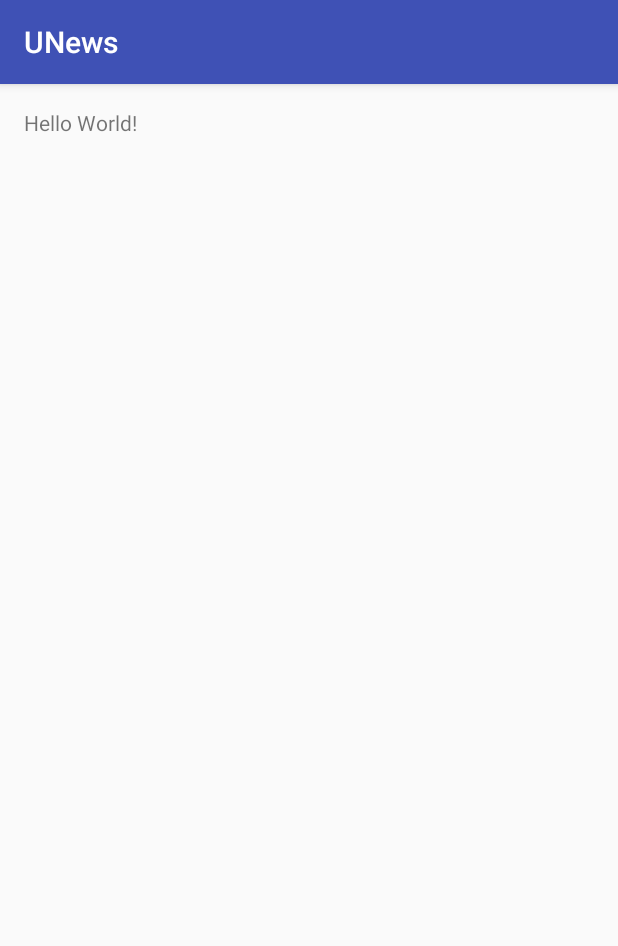
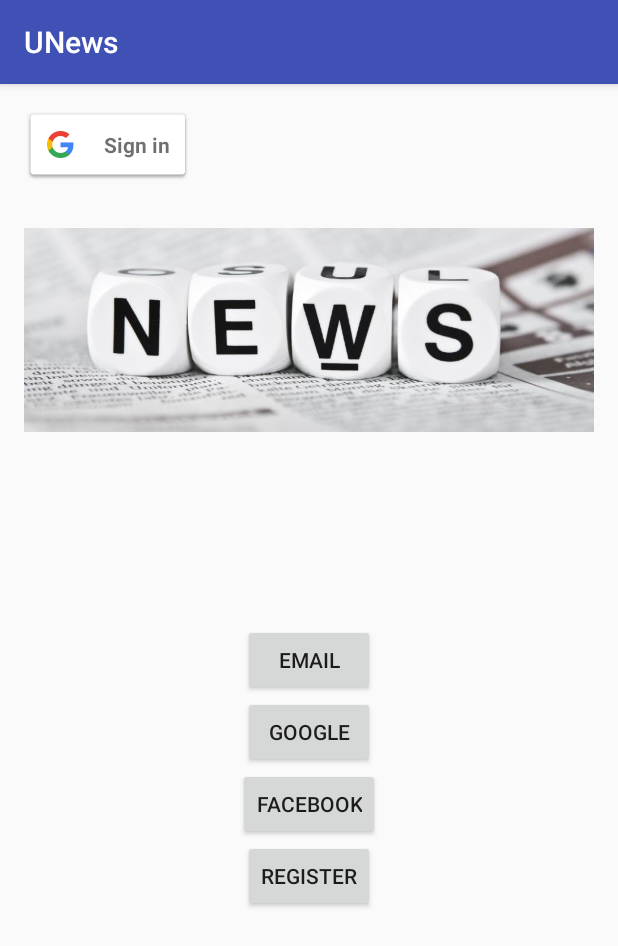
Before and after one commit to rlebre/NewsApp-Android, an Android app: the screen it shows after launch (LoginActivity), on a phone screen of 412 x 824 dp. Shown: the top 946 px of the screen. Run offline under Robolectric (Android 15) with nearby library versions, the phone set to English and light mode, and no system bars.

Commit message:
added login design added main logo (temporary)

```diff
--- a/app/src/main/res/layout/activity_login.xml
+++ b/app/src/main/res/layout/activity_login.xml
@@ -9,8 +9,50 @@
     android:paddingTop="@dimen/activity_vertical_margin"
     tools:context="com.ua.cm.project.unews.LoginActivity">
 
-    <TextView
+
+    <ImageView
         android:layout_width="wrap_content"
         android:layout_height="wrap_content"
-        android:text="Hello World!" />
+        android:id="@+id/main_logo"
+        android:src="@drawable/main_logo"
+        android:layout_above="@+id/login_email"
+        android:layout_alignParentStart="true"
+        android:layout_marginBottom="48dp" />
+
+    <Button
+        android:layout_width="wrap_content"
+        android:layout_height="wrap_content"
+        android:text="Email"
+        android:id="@+id/login_email"
+        android:layout_centerVertical="true"
+        android:layout_centerHorizontal="true" />
+
+    <Button
+        android:layout_width="wrap_content"
+        android:layout_height="wrap_content"
+        android:text="Google"
+        android:id="@+id/login_google"
+        android:layout_below="@+id/login_email"
+        android:layout_centerHorizontal="true" />
+
+    <com.google.android.gms.common.SignInButton
+        android:id="@+id/sign_in_button"
+        android:layout_width="wrap_content"
+        android:layout_height="wrap_content" />
+
+    <Button
+        android:layout_width="wrap_content"
+        android:layout_height="wrap_content"
+        android:text="Facebook"
+        android:id="@+id/login_facebook"
+        android:layout_below="@+id/login_google"
+        android:layout_centerHorizontal="true" />
+
+    <Button
+        android:layout_width="wrap_content"
+        android:layout_height="wrap_content"
+        android:text="Register"
+        android:id="@+id/register"
+        android:layout_below="@+id/login_facebook"
+        android:layout_centerHorizontal="true" />
 </RelativeLayout>
```
Also changed, not shown: app/src/main/res/drawable/main_logo.jpg (added).
